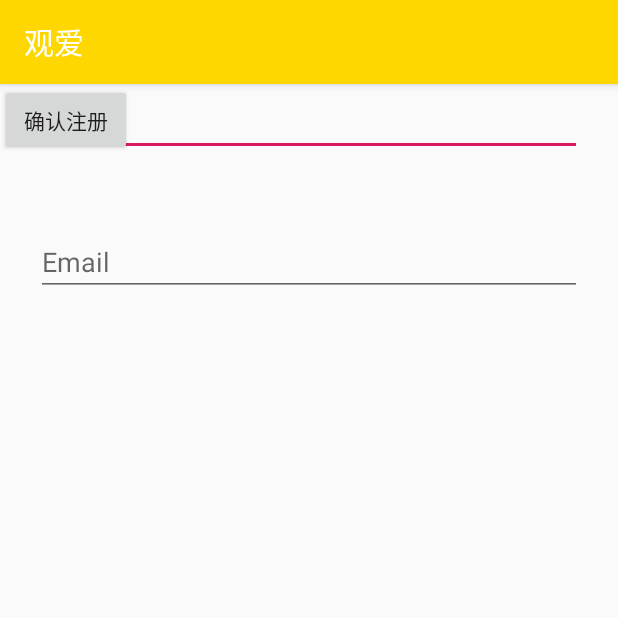
After one commit to miasanm/LoveAndPeace, an Android app: the RegistActivity screen opened directly, with no data from a screen before it, on a phone screen of 412 x 824 dp, the top half of it. The commit adds this screen. Run offline under Robolectric (Android 15) with nearby library versions, the phone set to English and light mode, and no system bars; 1 statement that could not run was skipped.

Commit message:
第四次提交

```diff
--- a/app/src/main/AndroidManifest.xml
+++ b/app/src/main/AndroidManifest.xml
@@ -9,6 +9,7 @@
         android:roundIcon="@mipmap/ic_launcher_round"
         android:supportsRtl="true"
         android:theme="@style/AppTheme">
+        <activity android:name=".RegistActivity"></activity>
         <activity
             android:name=".ui.login.LoginActivity"
             android:label="@string/title_activity_login">
@@ -20,8 +21,7 @@
         </activity>
         <activity
             android:name=".MainActivity"
-            android:label="@string/app_name">
-        </activity>
+            android:label="@string/app_name"></activity>
     </application>
 
 </manifest>
--- /dev/null
+++ b/app/src/main/java/com/example/myapplication/RegistActivity.java
@@ -0,0 +1,26 @@
+package com.example.myapplication;
+
+import android.content.Intent;
+import android.support.v7.app.AppCompatActivity;
+import android.os.Bundle;
+import android.view.View;
+import android.widget.Button;
+
+import com.example.myapplication.ui.login.LoginActivity;
+
+public class RegistActivity extends AppCompatActivity {
+
+    @Override
+    protected void onCreate(Bundle savedInstanceState) {
+        super.onCreate(savedInstanceState);
+        setContentView(R.layout.activity_regist);
+        Button registButton = findViewById(R.id.regist);
+        registButton.setOnClickListener(new View.OnClickListener() {
+            @Override
+            public void onClick(View v) {
+                Intent intent2 = new Intent(RegistActivity.this, LoginActivity.class);
+                startActivity(intent2);
+            }
+        });
+    }
+}
--- a/app/src/main/java/com/example/myapplication/ui/login/LoginActivity.java
+++ b/app/src/main/java/com/example/myapplication/ui/login/LoginActivity.java
@@ -21,6 +21,7 @@ import android.widget.Toast;
 
 import com.example.myapplication.MainActivity;
 import com.example.myapplication.R;
+import com.example.myapplication.RegistActivity;
 import com.example.myapplication.ui.login.LoginViewModel;
 import com.example.myapplication.ui.login.LoginViewModelFactory;
 
@@ -118,10 +119,12 @@ public class LoginActivity extends AppCompatActivity {
                         passwordEditText.getText().toString());
             }
         });
+
         RegistButton.setOnClickListener(new View.OnClickListener() {
             @Override
             public void onClick(View v) {
-                Intent intent1 = new Intent(LoginActivity.this, MainActivity.class);
+                Intent intent1 = new Intent(LoginActivity.this, RegistActivity.class);
+                startActivity(intent1);
             }
         });
     }
--- /dev/null
+++ b/app/src/main/res/layout/activity_regist.xml
@@ -0,0 +1,55 @@
+<?xml version="1.0" encoding="utf-8"?>
+<android.support.constraint.ConstraintLayout xmlns:android="http://schemas.android.com/apk/res/android"
+    xmlns:app="http://schemas.android.com/apk/res-auto"
+    xmlns:tools="http://schemas.android.com/tools"
+    android:layout_width="match_parent"
+    android:layout_height="match_parent"
+    tools:context=".RegistActivity">
+
+    <EditText
+        android:layout_width="0dp"
+        android:layout_height="wrap_content"
+        android:layout_marginStart="24dp"
+        android:layout_marginTop="8dp"
+        android:layout_marginEnd="24dp"
+        android:autofillHints="@string/prompt_password"
+        android:imeActionLabel="@string/action_sign_in_short"
+        android:imeOptions="actionDone"
+        android:selectAllOnFocus="true"
+        app:layout_constraintEnd_toEndOf="parent"
+        app:layout_constraintStart_toStartOf="parent"
+        app:layout_constraintTop_toBottomOf="@+id/username"
+        android:hint="@string/prompt_password"
+        android:id="@+id/password"
+        android:ems="10"
+        android:inputType="textPassword"
+        tools:layout_editor_absoluteX="98dp"
+        tools:layout_editor_absoluteY="220dp" />
+
+    <EditText
+        android:layout_width="0dp"
+        android:layout_height="wrap_content"
+        android:layout_marginStart="24dp"
+        android:layout_marginTop="96dp"
+        android:layout_marginEnd="24dp"
+        android:autofillHints="@string/prompt_email"
+        android:hint="@string/prompt_email"
+        android:inputType="textEmailAddress"
+        android:selectAllOnFocus="true"
+        app:layout_constraintEnd_toEndOf="parent"
+        app:layout_constraintStart_toStartOf="parent"
+        app:layout_constraintTop_toTopOf="parent"
+        android:id="@+id/email"
+        android:ems="10"
+        tools:layout_editor_absoluteX="97dp"
+        tools:layout_editor_absoluteY="139dp" />
+
+    <Button
+
+        android:id="@+id/button"
+        android:layout_width="wrap_content"
+        android:layout_height="wrap_content"
+        android:text="确认注册"
+        tools:layout_editor_absoluteX="161dp"
+        tools:layout_editor_absoluteY="341dp" />
+</android.support.constraint.ConstraintLayout>
```
